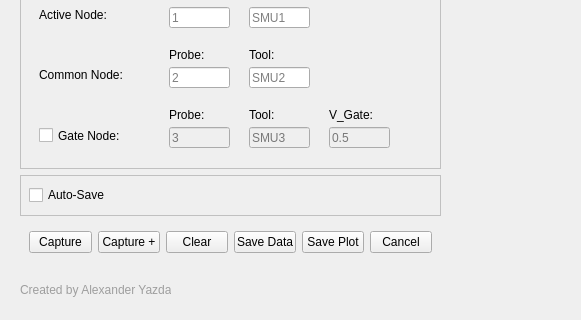
Before: the Qt Designer form DCIV_GUI_2Probe_backend.ui in Alexyazdani/GUI_Testing, drawn with Qt 5; both pictures show x 0 to 581 and y 261 to 581 of the 1104 by 581 pixel window.
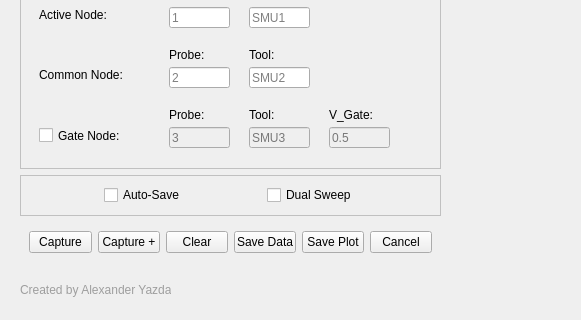
After: the same form once the commit is applied.

```diff
--- a/DCIV_GUI_2Probe_backend.ui
+++ b/DCIV_GUI_2Probe_backend.ui
@@ -587,6 +587,19 @@
 }</string>
         </property>
         <layout class="QHBoxLayout" name="horizontalLayout_5">
+         <item>
+          <spacer name="horizontalSpacer_2">
+           <property name="orientation">
+            <enum>Qt::Horizontal</enum>
+           </property>
+           <property name="sizeHint" stdset="0">
+            <size>
+             <width>72</width>
+             <height>20</height>
+            </size>
+           </property>
+          </spacer>
+         </item>
          <item>
           <widget class="QCheckBox" name="save_checkBox">
            <property name="text">
@@ -594,6 +607,39 @@
            </property>
           </widget>
          </item>
+         <item>
+          <spacer name="horizontalSpacer">
+           <property name="orientation">
+            <enum>Qt::Horizontal</enum>
+           </property>
+           <property name="sizeHint" stdset="0">
+            <size>
+             <width>73</width>
+             <height>20</height>
+            </size>
+           </property>
+          </spacer>
+         </item>
+         <item>
+          <widget class="QCheckBox" name="dual_sweep_checkBox">
+           <property name="text">
+            <string>Dual Sweep</string>
+           </property>
+          </widget>
+         </item>
+         <item>
+          <spacer name="horizontalSpacer_3">
+           <property name="orientation">
+            <enum>Qt::Horizontal</enum>
+           </property>
+           <property name="sizeHint" stdset="0">
+            <size>
+             <width>72</width>
+             <height>20</height>
+            </size>
+           </property>
+          </spacer>
+         </item>
         </layout>
        </widget>
       </item>
```
